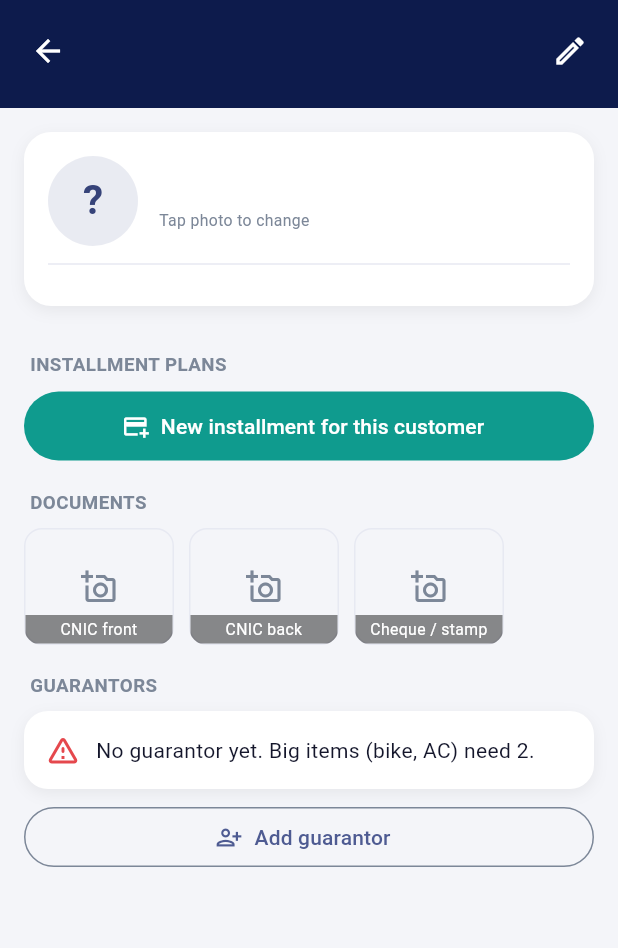
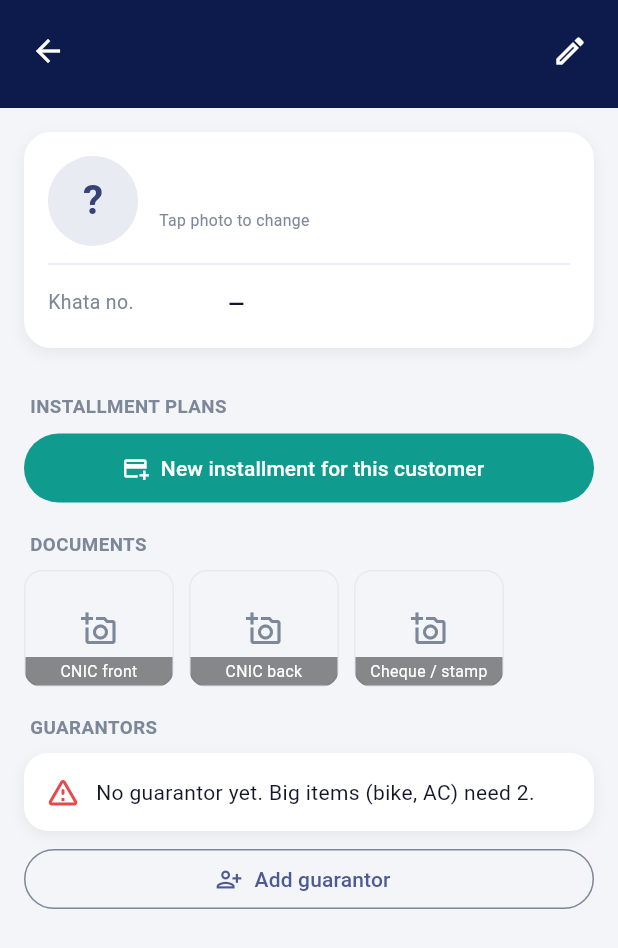
Before and after one commit to asam3rana-del/Hanna-Installment, a Flutter app: the InstCustomerDetailScreen screen opened directly with empty values, on a phone screen of 412 x 824 dp. Shown: the top 948 px of the screen. Run offline on Flutter 3.47's test engine with Material 3 defaults, Android fonts, the phone set to English and light mode, and no system bars; our stand-ins replace cloud_firestore, cloud_functions, connectivity_plus, file_picker, firebase_auth, firebase_core and 13 more; missing offline and left inert: cryptography, firebase_app_check, flutter_foreground_task, google_mlkit_text_recognition, mobile_scanner, print_bluetooth_thermal and 1 more; accounts and stored records are empty.

Commit message:
Import zip

```diff
--- a/lib/installment/inst_customers_screen.dart
+++ b/lib/installment/inst_customers_screen.dart
@@ -684,8 +684,10 @@ class _InstCustomerDetailScreenState extends State<InstCustomerDetailScreen> {
         ]),
         const Divider(height: 24),
         instInfoLine(p, Loc.t('Phone', 'فون'), c.phone),
+        // Khata no. hamesha phone ke neeche (khali ho to "—" — Edit se likhein).
+        instInfoLine(p, Loc.t('Khata no.', 'کھاتہ نمبر'),
+            (pr?.khataNo.trim() ?? '').isEmpty ? '—' : pr!.khataNo.trim()),
         if (pr != null) ...[
-          instInfoLine(p, Loc.t('Khata no.', 'کھاتہ نمبر'), pr.khataNo),
           instInfoLine(p, Loc.t('Second phone', 'دوسرا فون'), pr.phone2),
           instInfoLine(p, Loc.t('Address', 'پتہ'), pr.address),
           instInfoLine(p, Loc.t('Job / business', 'روزگار'), pr.occupation),
```
Also changed, not shown: 1 other file.
